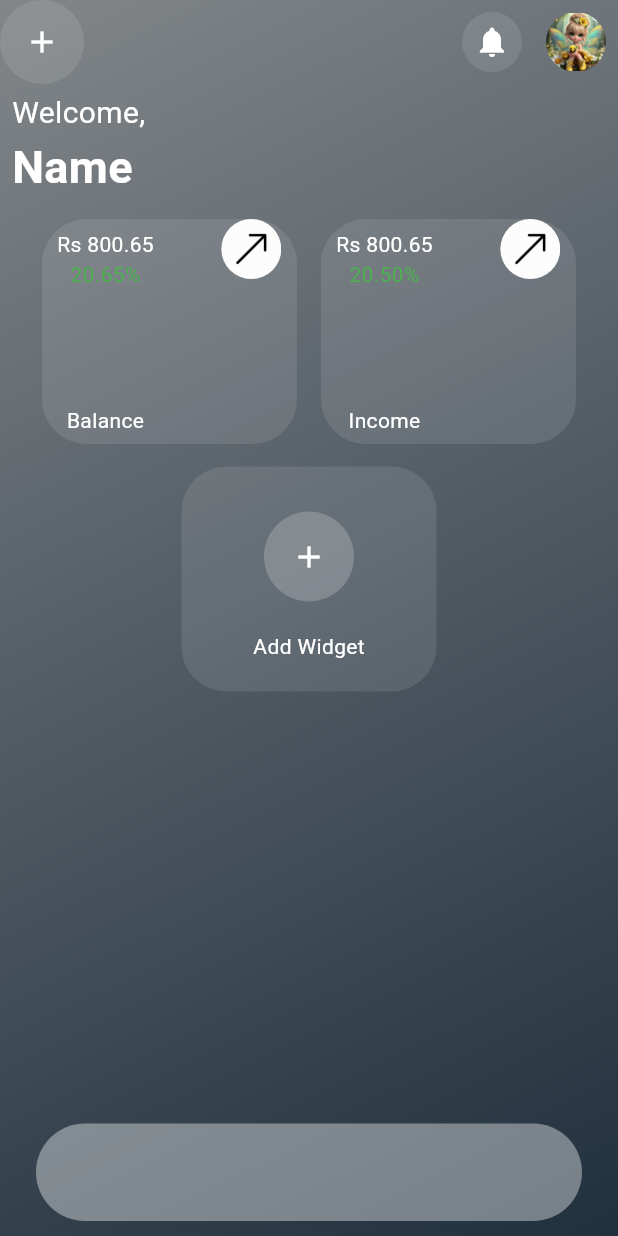
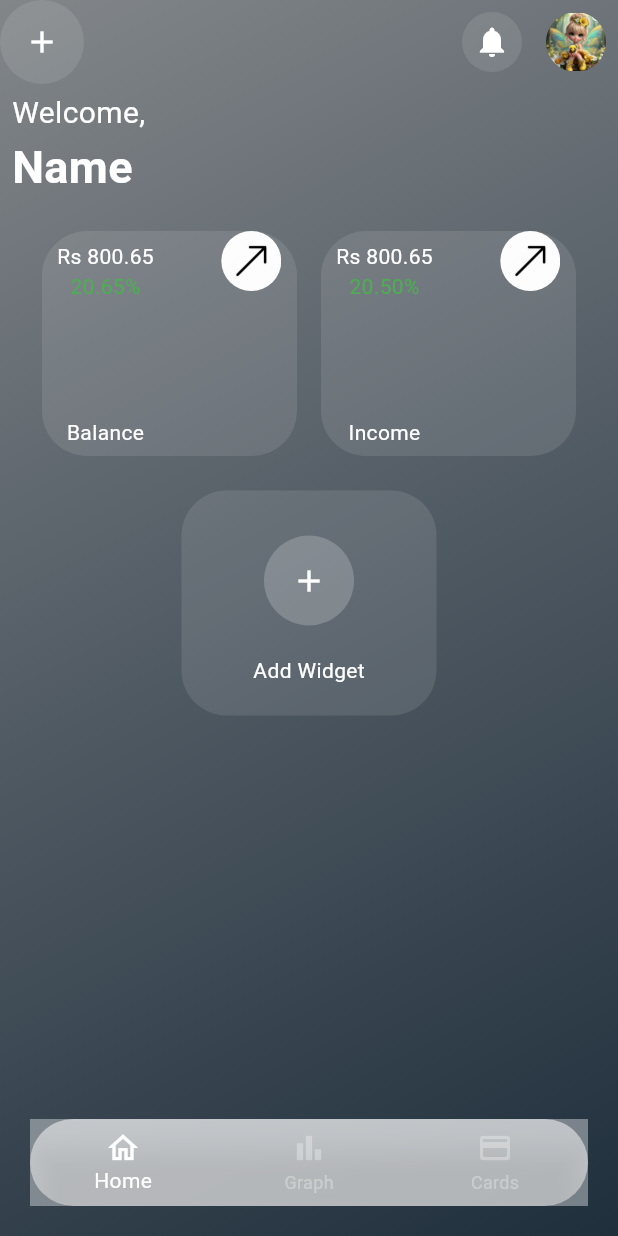
Before and after one commit to aleena02122002/banking_app, a Flutter app: the screen it shows after launch, on a phone screen of 412 x 824 dp. Run offline on Flutter 3.47's test engine with Material 3 defaults, Android fonts, the phone set to English and light mode, and no system bars; our stand-ins replace get.

Commit message:
Add widgets in home, customize bottom style sheet, add bottom navigation

```diff
--- a/lib/main.dart
+++ b/lib/main.dart
@@ -1,4 +1,5 @@
 
+import 'package:application/views/Cards.dart';
 import 'package:application/views/home.dart';
 import 'package:application/views/homePage.dart';
 import 'package:application/views/login.dart';
--- a/lib/utils/bottomNavigation.dart
+++ b/lib/utils/bottomNavigation.dart
@@ -64,27 +64,49 @@ class MyNavigationBar extends StatefulWidget {
 class _MyNavigationBarState extends State<MyNavigationBar> {
   int index = 0;
 
-  final screens= [
+  List<IconData> navIcons = [
+    Icons.home_outlined,
+    Icons.bar_chart,
+    Icons.credit_card_outlined
+  ];
+
+  final screens = [
     HomeView(),
     GraphView(),
     Cards(),
-
   ];
   @override
   Widget build(BuildContext context) {
-    return Container(
-      height: 65,
-      margin: EdgeInsets.only(right: 24,left: 24,bottom: 24),
-      decoration: BoxDecoration(
-        color: Colors.white38,
-        borderRadius: BorderRadius.circular(40)
-      ),
-      child: Row(
-        crossAxisAlignment: CrossAxisAlignment.center,
-        mainAxisAlignment: MainAxisAlignment.center,
-        children: [
-
-        ],
+    return ClipRRect(
+      borderRadius: BorderRadius.circular(30),
+      child: Container(
+        margin: EdgeInsets.symmetric(horizontal: 20,vertical: 20),
+        decoration: BoxDecoration(boxShadow: [
+          BoxShadow(
+            color: Colors.white38,
+          )
+        ]),
+        child: ClipRRect(
+          borderRadius: BorderRadius.circular(30),
+          child: BottomNavigationBar(
+              backgroundColor: Colors.white54,
+              selectedItemColor: Colors.white,
+              unselectedItemColor: Colors.white30,
+              currentIndex: index,
+              onTap: (index){
+                setState(() {
+                  index =index;
+                });
+              },
+              items: [
+                BottomNavigationBarItem(
+                    icon: Icon(Icons.home_outlined), label: "Home", ),
+                BottomNavigationBarItem(
+                    icon: Icon(Icons.bar_chart), label: "Graph"),
+                BottomNavigationBarItem(
+                    icon: Icon(Icons.credit_card_rounded), label: "Cards"),
+              ]),
+        ),
       ),
     );
   }
--- a/lib/views/Cards.dart
+++ b/lib/views/Cards.dart
@@ -6,8 +6,10 @@ class Cards extends StatelessWidget {
   @override
   Widget build(BuildContext context) {
     return Scaffold(
+      extendBodyBehindAppBar: true,
+      backgroundColor: Colors.white38,
       appBar: AppBar(
-        leading: Text("My Card"),
+        leading: Text("My Cards"),
         actions: [
           Container(
             height: 60,
@@ -16,7 +18,7 @@ class Cards extends StatelessWidget {
               borderRadius: BorderRadius.circular(30),
               color: Colors.white.withOpacity(0.2),
             ),
-            child: Icon(Icons.arrow_back, color: Colors.white),
+            child: Icon(Icons.arrow_back, color: Colors.black),
           ),
         ],
       ),
--- a/lib/views/home.dart
+++ b/lib/views/home.dart
@@ -1,6 +1,7 @@
-import 'package:application/utils/bottomNavigation.dart';
+
 import 'package:application/controllers/home_gradient.dart';
 import 'package:application/utils/Container.dart';
+import 'package:application/utils/bottomNavigation.dart';
 import 'package:flutter/cupertino.dart';
 import 'package:flutter/material.dart';
 
@@ -23,7 +24,13 @@ class _HomeViewState extends State<HomeView> {
   @override
   Widget build(BuildContext context) {
     return SafeArea(
+        child: Container(
+          decoration: BoxDecoration(
+            gradient: colorGradient.colorsScaffold,
+          ),
           child: Scaffold(
+            backgroundColor: Colors.transparent,
+            bottomNavigationBar: MyNavigationBar(),
             resizeToAvoidBottomInset: true,
             extendBodyBehindAppBar: true,
             appBar: AppBar(
@@ -67,10 +74,6 @@ class _HomeViewState extends State<HomeView> {
               ],
             ),
             body: SingleChildScrollView(
-          child: Container(
-            decoration: BoxDecoration(
-              gradient: colorGradient.colorsScaffold,
-            ),
                 child: SafeArea(
                   child: Center(
                     child: Column(
@@ -130,8 +133,6 @@ class _HomeViewState extends State<HomeView> {
                             ],
                           ),
                         ),
-                    SizedBox(height: 265),
-                    MyNavigationBar(),
                       ],
                     ),
                   ),
```
Also changed, not shown: lib/utils/Container.dart (+51 -130 lines). Lines whose indentation alone changed are shown as unchanged.
